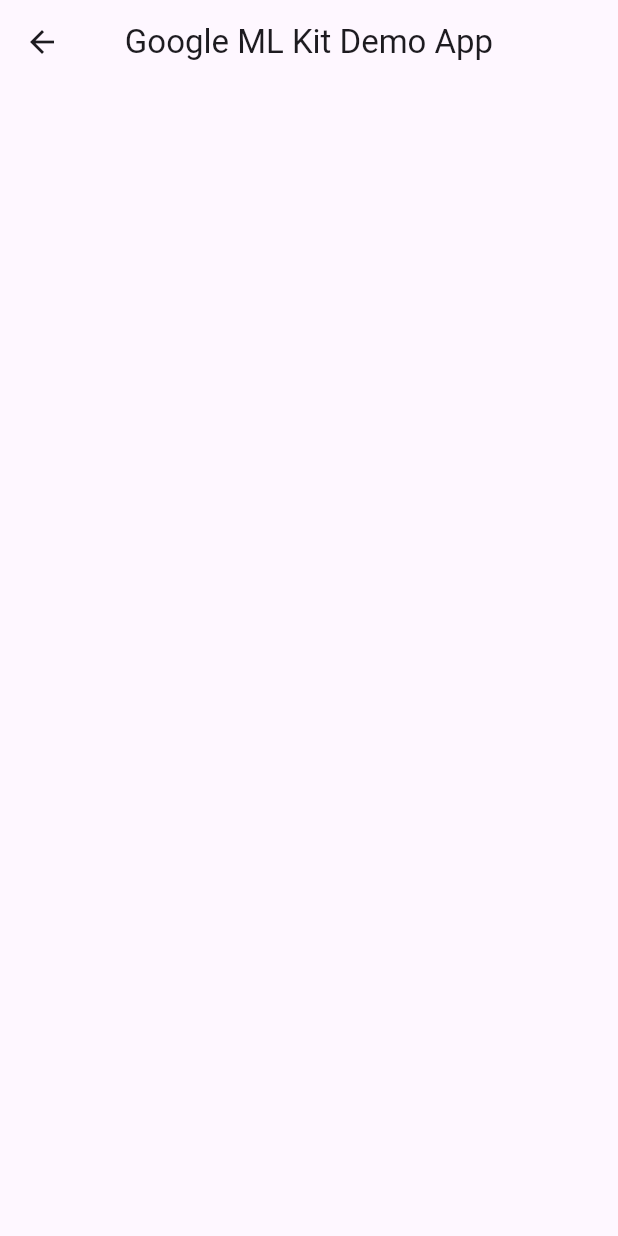
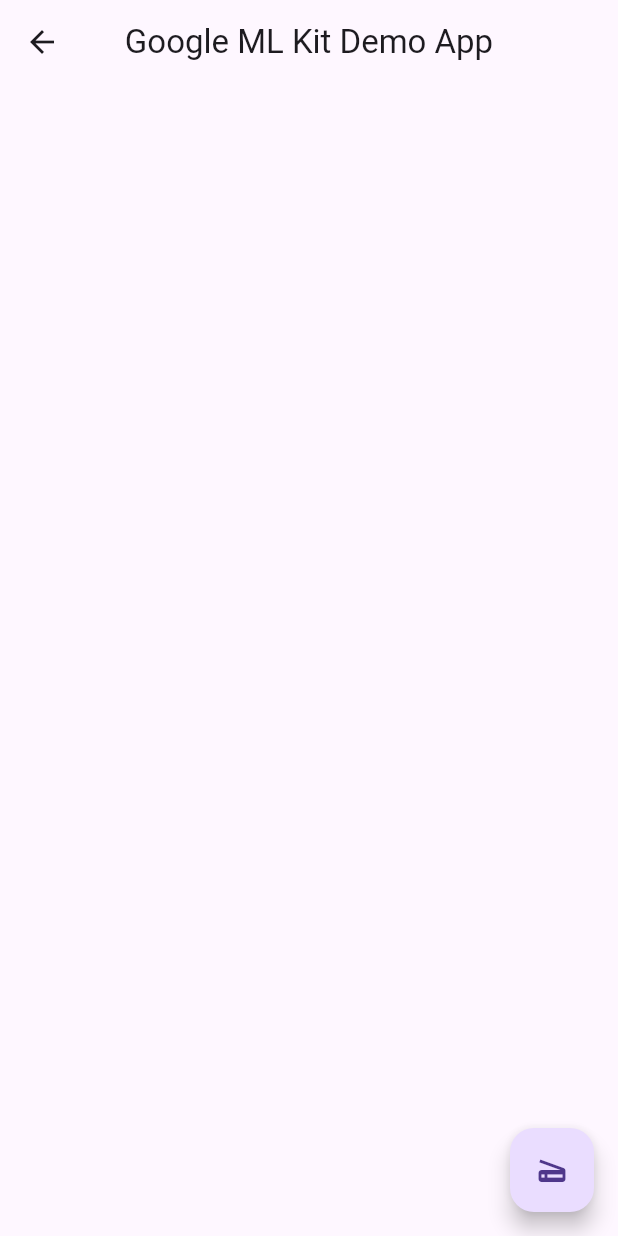
Before and after one commit to flutter-ml/google_ml_kit_flutter, a Flutter app: the DocumentScannerView screen opened directly, on a phone screen of 412 x 824 dp. Run offline on Flutter 3.47's test engine with Material 3 defaults, Android fonts, the phone set to English and light mode, and no system bars; our stand-ins replace camera, image_picker; missing offline and left inert: google_mlkit_face_mesh_detection, google_mlkit_language_id.

Commit message:
fix: enum variables

```diff
--- a/packages/example/lib/vision_detector_views/document_scanner_view.dart
+++ b/packages/example/lib/vision_detector_views/document_scanner_view.dart
@@ -7,9 +7,21 @@ class DocumentScannerView extends StatefulWidget {
 }
 
 class _DocumentScannerViewState extends State<DocumentScannerView> {
-  final DocumentScanner documentScanner = DocumentScanner(
+  DocumentScanner documentScanner = DocumentScanner(
     options: DocumentScannerOptions(),
   );
+
+  @override
+  void initState() {
+    super.initState();
+  }
+
+  @override
+  void dispose() {
+    documentScanner.close();
+    super.dispose();
+  }
+
   @override
   Widget build(BuildContext context) {
     return Scaffold(
@@ -19,6 +31,10 @@ class _DocumentScannerViewState extends State<DocumentScannerView> {
         elevation: 0,
       ),
       body: Container(),
+      floatingActionButton: FloatingActionButton(
+        onPressed: () => documentScanner.scanDocument(),
+        child: Icon(Icons.scanner),
+      ),
     );
   }
 }
--- a/packages/google_mlkit_document_scanner/lib/src/document_scanner.dart
+++ b/packages/google_mlkit_document_scanner/lib/src/document_scanner.dart
@@ -14,14 +14,18 @@ class DocumentScanner {
   DocumentScanner({required this.options});
 
   /// Processes the given image for document scanner.
-  Future<void> scanDocument() async {
-    final result = await _channel.invokeListMethod<dynamic>(
-        'vision#startDocumentScanner', <String, dynamic>{
-      'options': options.toJson(),
-      'id': id,
-    });
-
-    print(result.toString());
+  Future<List<String>?> scanDocument() async {
+    try {
+      final List<dynamic>? results = await _channel.invokeListMethod<dynamic>(
+          'vision#startDocumentScanner', <String, dynamic>{
+        'options': options.toJson(),
+        'id': id,
+      });
+      return results?.map((e) => e as String).toList();
+    } catch (e) {
+      print("Exception $e");
+      throw Exception("Exception happen here");
+    }
   }
 
   /// Closes the detector and releases its resources.
@@ -59,8 +63,8 @@ class DocumentScannerOptions {
   /// Returns a json representation of an instance of [DocumentScannerOptions].
   Map<String, dynamic> toJson() => {
         'pageLimit': pageLimit,
-        'format': documentFormat,
-        'mode': mode,
+        'format': documentFormat.name,
+        'mode': mode.name,
         'isGalleryImport': isGalleryImport,
       };
 }
```
Also changed, not shown: packages/example/pubspec.lock.
